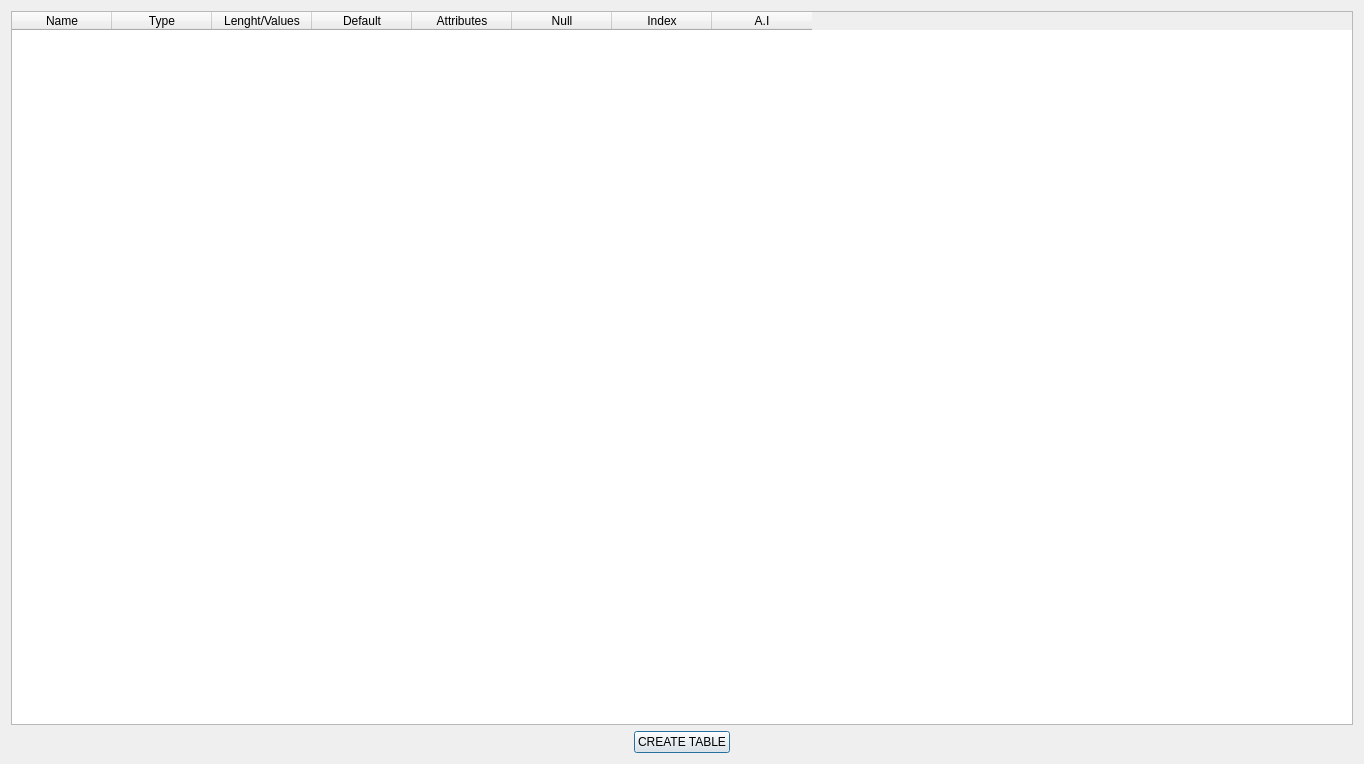
This is addtable.ui in kevinall05/QtMyAdmin_v2 as Qt 5 draws it before an edit. The edited form follows.
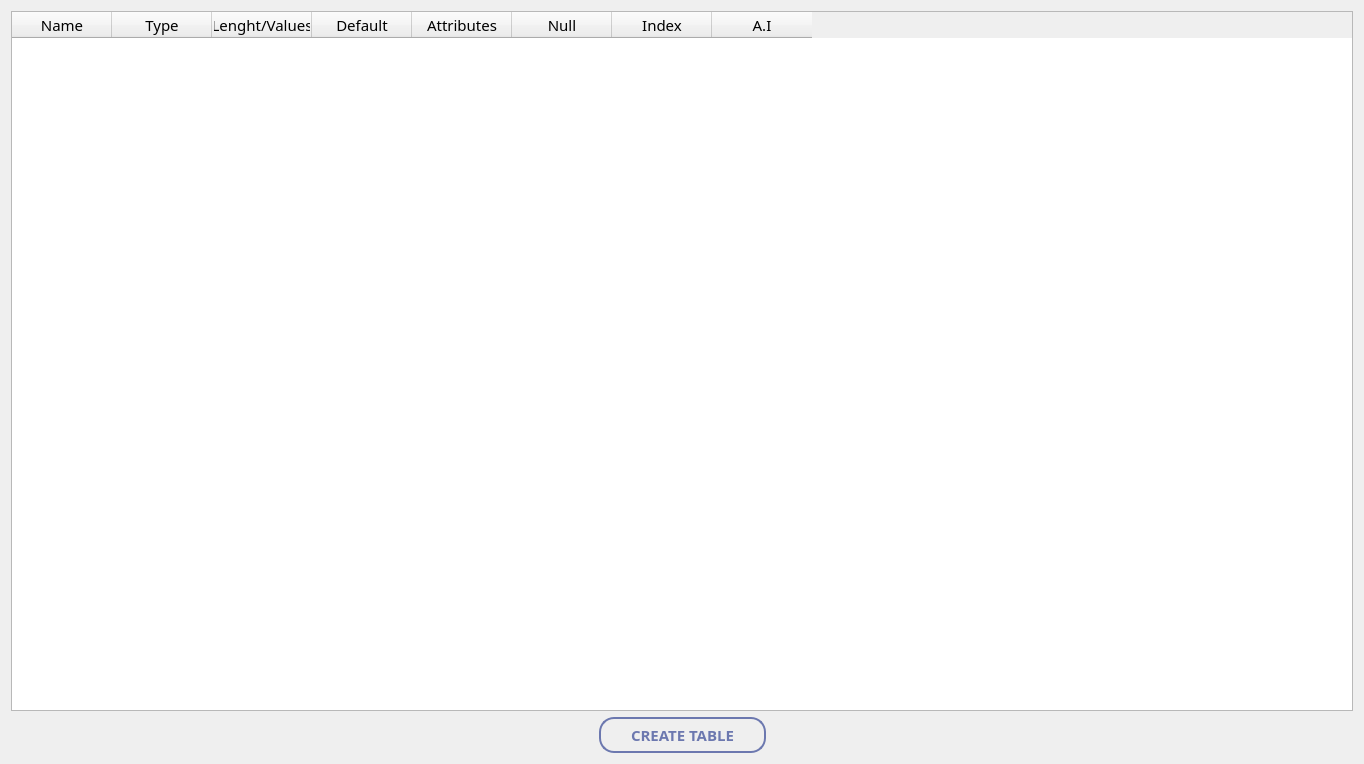
This is the edited form.

Commit message: Ajout du bouton Change database et style sur la addtable.ui

Diff of the .ui file:
```diff
--- a/addtable.ui
+++ b/addtable.ui
@@ -13,6 +13,34 @@
   <property name="windowTitle">
    <string>Dialog</string>
   </property>
+  <property name="styleSheet">
+   <string notr="true">*{
+font-family: quicksand;
+font-size: 15px; 
+}
+
+QPushButton {
+border: 2px solid #6c78af; 
+border-radius: 15; 
+padding: 5px 30px;
+font-weight: 700;
+color: #6c78af;
+}
+QPushButton:hover {
+background:#292929;
+color: white;
+border: 2px solid #f89c0e; 
+}
+
+QPlainTextEdit {
+border: 2px solid #6c78af; 
+color: blue;
+}
+
+QLabel {
+font-size: 16px;
+}</string>
+  </property>
   <layout class="QVBoxLayout" name="verticalLayout">
    <item>
     <widget class="QTableWidget" name="tableWidgetAddTable">
```
The commit also changes 3 other files.
